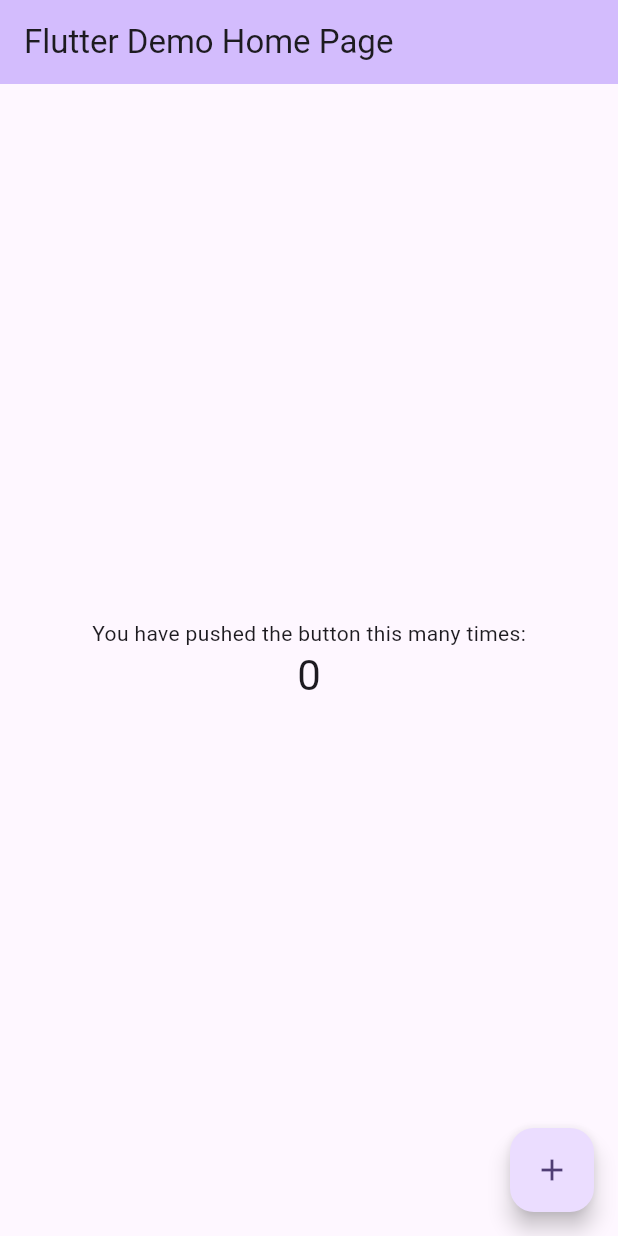
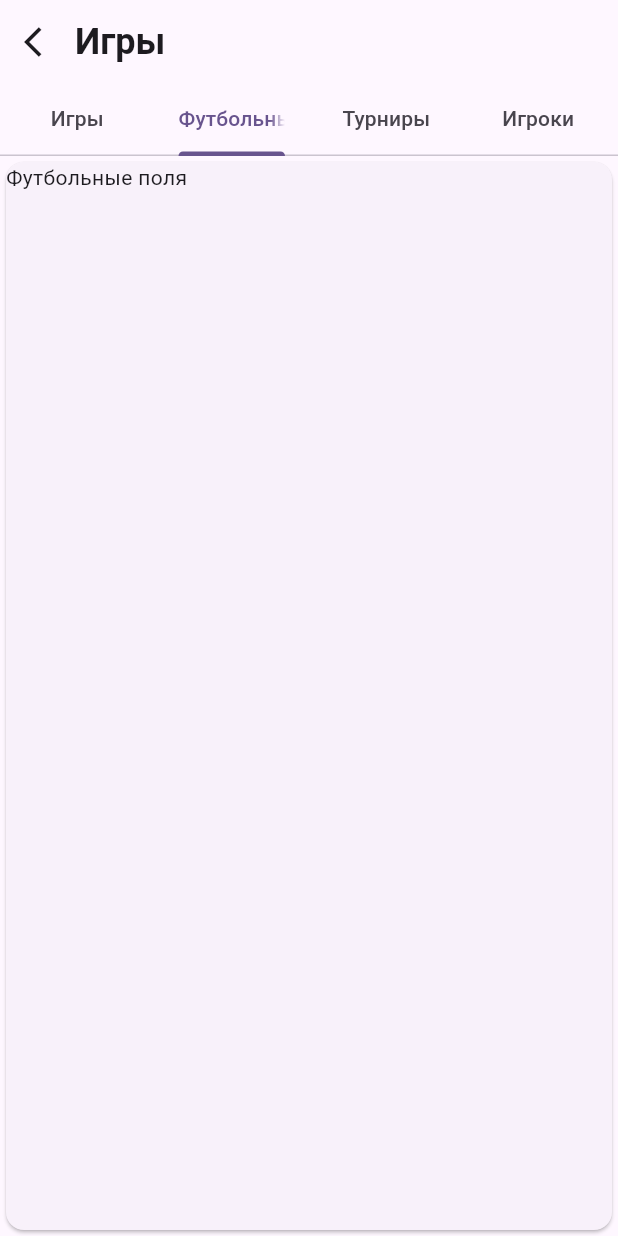
Before and after one commit to AiperiOrmonbekowa/football, a Flutter app: the screen it shows after launch, on a phone screen of 412 x 824 dp. Run offline on Flutter 3.47's test engine with Material 3 defaults, Android fonts, the phone set to English and light mode, and no system bars; our stand-ins replace dio, gap, google_fonts; Roboto replaces fonts that are missing (Ubuntu).

Commit message:
first page

```diff
--- /dev/null
+++ b/lib/features/presention/pages/home_page.dart
@@ -0,0 +1,42 @@
+import 'package:flutter/material.dart';
+import 'package:football/features/presention/widgets/game_page.dart';
+import 'package:gap/gap.dart';
+import 'package:google_fonts/google_fonts.dart';
+
+class HomePage extends StatelessWidget {
+  const HomePage({super.key});
+
+  @override
+  Widget build(BuildContext context) {
+    return  DefaultTabController(
+      length: 4,initialIndex: 1,
+      child: Scaffold(
+        appBar: AppBar(
+      title: Row(
+        children: [
+        const Icon(Icons.arrow_back_ios),
+        const Gap(10),
+         Text('Игры', style: GoogleFonts.ubuntu(fontWeight: FontWeight.w700, fontSize: 24),)
+        ],
+      ),
+      bottom: const TabBar(tabs: [
+        Tab(text: 'Игры',),
+        Tab(text: 'Футбольные поля',),
+        Tab(text: 'Турниры',),
+        Tab(text: 'Игроки ',),
+
+      ]),
+        ),
+       body: const TabBarView(children:[
+      Card(child: GamePage()),
+        Card(child:Text('Футбольные поля'),),
+          Card(child: Text('Турниры'),),
+          Card(child: Text('Игроки '),),
+
+       ])
+
+
+      ),
+    );
+  }
+}
--- a/lib/main.dart
+++ b/lib/main.dart
@@ -1,4 +1,5 @@
 import 'package:flutter/material.dart';
+import 'package:football/features/presention/pages/home_page.dart';
 
 void main() {
   runApp(const MyApp());
@@ -6,120 +7,16 @@ void main() {
 
 class MyApp extends StatelessWidget {
   const MyApp({super.key});
-
-  // This widget is the root of your application.
   @override
   Widget build(BuildContext context) {
     return MaterialApp(
+      debugShowCheckedModeBanner: false,
       title: 'Flutter Demo',
       theme: ThemeData(
-        // This is the theme of your application.
-        //
-        // TRY THIS: Try running your application with "flutter run". You'll see
-        // the application has a purple toolbar. Then, without quitting the app,
-        // try changing the seedColor in the colorScheme below to Colors.green
-        // and then invoke "hot reload" (save your changes or press the "hot
-        // reload" button in a Flutter-supported IDE, or press "r" if you used
-        // the command line to start the app).
-        //
-        // Notice that the counter didn't reset back to zero; the application
-        // state is not lost during the reload. To reset the state, use hot
-        // restart instead.
-        //
-        // This works for code too, not just values: Most code changes can be
-        // tested with just a hot reload.
         colorScheme: ColorScheme.fromSeed(seedColor: Colors.deepPurple),
         useMaterial3: true,
       ),
-      home: const MyHomePage(title: 'Flutter Demo Home Page'),
+      home: const HomePage(),
     );
   }
 }
-
-class MyHomePage extends StatefulWidget {
-  const MyHomePage({super.key, required this.title});
-
-  // This widget is the home page of your application. It is stateful, meaning
-  // that it has a State object (defined below) that contains fields that affect
-  // how it looks.
-
-  // This class is the configuration for the state. It holds the values (in this
-  // case the title) provided by the parent (in this case the App widget) and
-  // used by the build method of the State. Fields in a Widget subclass are
-  // always marked "final".
-
-  final String title;
-
-  @override
-  State<MyHomePage> createState() => _MyHomePageState();
-}
-
-class _MyHomePageState extends State<MyHomePage> {
-  int _counter = 0;
-
-  void _incrementCounter() {
-    setState(() {
-      // This call to setState tells the Flutter framework that something has
-      // changed in this State, which causes it to rerun the build method below
-      // so that the display can reflect the updated values. If we changed
-      // _counter without calling setState(), then the build method would not be
-      // called again, and so nothing would appear to happen.
-      _counter++;
-    });
-  }
-
-  @override
-  Widget build(BuildContext context) {
-    // This method is rerun every time setState is called, for instance as done
-    // by the _incrementCounter method above.
-    //
-    // The Flutter framework has been optimized to make rerunning build methods
-    // fast, so that you can just rebuild anything that needs updating rather
-    // than having to individually change instances of widgets.
-    return Scaffold(
-      appBar: AppBar(
-        // TRY THIS: Try changing the color here to a specific color (to
-        // Colors.amber, perhaps?) and trigger a hot reload to see the AppBar
-        // change color while the other colors stay the same.
-        backgroundColor: Theme.of(context).colorScheme.inversePrimary,
-        // Here we take the value from the MyHomePage object that was created by
-        // the App.build method, and use it to set our appbar title.
-        title: Text(widget.title),
-      ),
-      body: Center(
-        // Center is a layout widget. It takes a single child and positions it
-        // in the middle of the parent.
-        child: Column(
-          // Column is also a layout widget. It takes a list of children and
-          // arranges them vertically. By default, it sizes itself to fit its
-          // children horizontally, and tries to be as tall as its parent.
-          //
-          // Column has various properties to control how it sizes itself and
-          // how it positions its children. Here we use mainAxisAlignment to
-          // center the children vertically; the main axis here is the vertical
-          // axis because Columns are vertical (the cross axis would be
-          // horizontal).
-          //
-          // TRY THIS: Invoke "debug painting" (choose the "Toggle Debug Paint"
-          // action in the IDE, or press "p" in the console), to see the
-          // wireframe for each widget.
-          mainAxisAlignment: MainAxisAlignment.center,
-          children: <Widget>[
-            const Text(
-              'You have pushed the button this many times:',
-            ),
-            Text(
-              '$_counter',
-              style: Theme.of(context).textTheme.headlineMedium,
-            ),
-          ],
-        ),
-      ),
-      floatingActionButton: FloatingActionButton(
-        onPressed: _incrementCounter,
-        tooltip: 'Increment',
-        child: const Icon(Icons.add),
-      ), // This trailing comma makes auto-formatting nicer for build methods.
-    );
-  }
-}
```
Also changed, not shown: lib/features/data/model/game_model.dart (added, +50 -0 lines), lib/features/data/model/organizer_model.dart (added, +19 -0 lines), lib/features/presention/widgets/game_page.dart (added, +183 -0 lines), lib/features/presention/widgets/row_widget.dart (added, +22 -0 lines), pubspec.yaml (+13 -51 lines), assets/icons/Icon.svg (added), assets/images/grass_field.jpg (added), lib/constants/api/api_const.dart (added), pubspec.lock, 1 other file.
